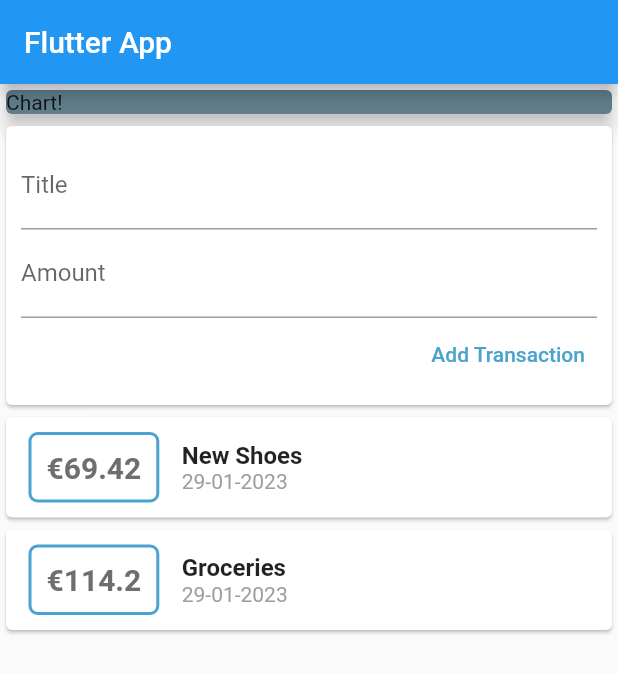
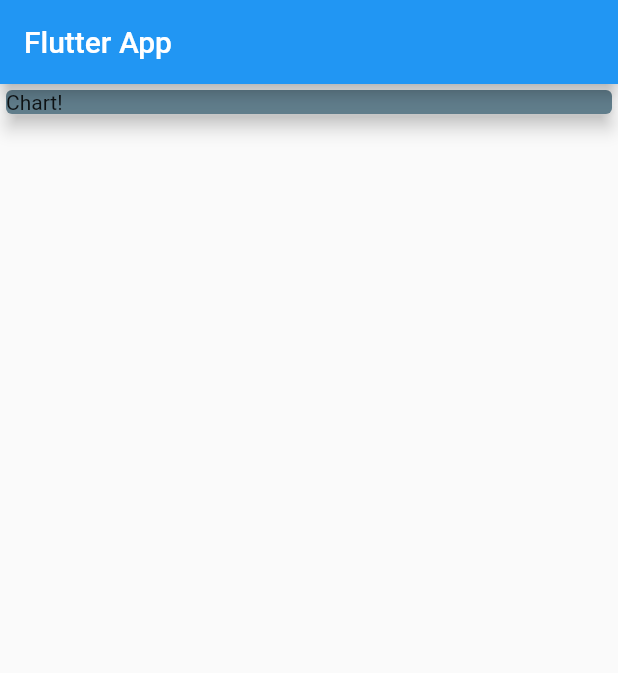
Before and after one commit to j-dolenc/Flutter, a Flutter app: the screen it shows after launch, on a phone screen of 412 x 824 dp. Shown: the top 673 px of the screen. Run offline on Flutter 3.47's test engine with Material 2 defaults, Android fonts, the phone set to English and light mode, and no system bars; missing offline and left inert: dart:ffi.

```diff
--- a/expense_planner/lib/main.dart
+++ b/expense_planner/lib/main.dart
@@ -1,7 +1,4 @@
 import 'package:flutter/material.dart';
-import 'package:intl/intl.dart';
-
-import './transaction.dart';
 
 void main() => runApp(MyApp());
 
@@ -16,20 +13,6 @@ class MyApp extends StatelessWidget {
 }
 
 class MyHomePage extends StatelessWidget {
-  final List<Transaction> transactions = [
-    Transaction(
-      id: 't1',
-      title: 'New Shoes',
-      amount: 69.42,
-      date: DateTime.now(),
-    ),
-    Transaction(
-      id: 't2',
-      title: 'Groceries',
-      amount: 114.20,
-      date: DateTime.now(),
-    ),
-  ];
   //String titleInput;
   //String amountInput;
   final titleController = TextEditingController();
@@ -53,87 +36,6 @@ class MyHomePage extends StatelessWidget {
             ),
             width: double.infinity,
           ),
-          Card(
-            child: Container(
-              padding: EdgeInsets.all(10),
-              child: Column(
-                crossAxisAlignment: CrossAxisAlignment.end,
-                children: [
-                  TextField(
-                    decoration: InputDecoration(labelText: 'Title'),
-                    // onChanged: (input) {
-                    //   titleInput = input;
-                    // },
-                    controller: titleController,
-                  ), //for receiving text input
-                  TextField(
-                    decoration: InputDecoration(labelText: 'Amount'),
-                    controller: amountController,
-                    // onChanged: (input) => amountInput = input,
-                  ),
-                  TextButton(
-                    child: Text("Add Transaction"),
-                    onPressed: () {
-                      print(titleController.text + " " + amountController.text);
-                    },
-                    style: ButtonStyle(
-                      foregroundColor: MaterialStateProperty.all(
-                          Color.fromARGB(255, 75, 163, 207)),
-                    ),
-                  ),
-                ],
-              ),
-            ),
-          ),
-          Column(
-            children: transactions.map((ts) {
-              return Card(
-                child: Row(
-                  children: [
-                    Container(
-                      decoration: BoxDecoration(
-                        border: Border.all(
-                          color: Color.fromARGB(255, 75, 163, 207),
-                          width: 2,
-                        ),
-                        borderRadius: BorderRadius.all(
-                          Radius.circular(6),
-                        ),
-                      ),
-                      padding: EdgeInsets.all(10),
-                      margin:
-                          EdgeInsets.symmetric(vertical: 10, horizontal: 15),
-                      child: Text(
-                        '€${ts.amount}',
-                        style: TextStyle(
-                            fontWeight: FontWeight.bold,
-                            fontSize: 20,
-                            color: Color.fromARGB(255, 110, 110, 110)),
-                      ),
-                    ),
-                    Column(
-                      crossAxisAlignment: CrossAxisAlignment.start,
-                      children: [
-                        Text(
-                          ts.title,
-                          style: TextStyle(
-                            fontSize: 16,
-                            fontWeight: FontWeight.bold,
-                          ),
-                        ),
-                        Text(
-                          DateFormat('dd-MM-yyyy').format(ts.date),
-                          style: TextStyle(
-                            color: Colors.grey,
-                          ),
-                        ),
-                      ],
-                    )
-                  ],
-                ),
-              );
-            }).toList(),
-          ),
         ],
       ),
     );
```
Also changed, not shown: expense_planner/lib/widgets/new_transaction.dart (added, +42 -0 lines), expense_planner/lib/widgets/transaction_list.dart (added, +61 -0 lines), expense_planner/lib/widgets/user_transactions.dart (added, +37 -0 lines), expense_planner/lib/models/transaction.dart (renamed from expense_planner/lib/transaction.dart).
